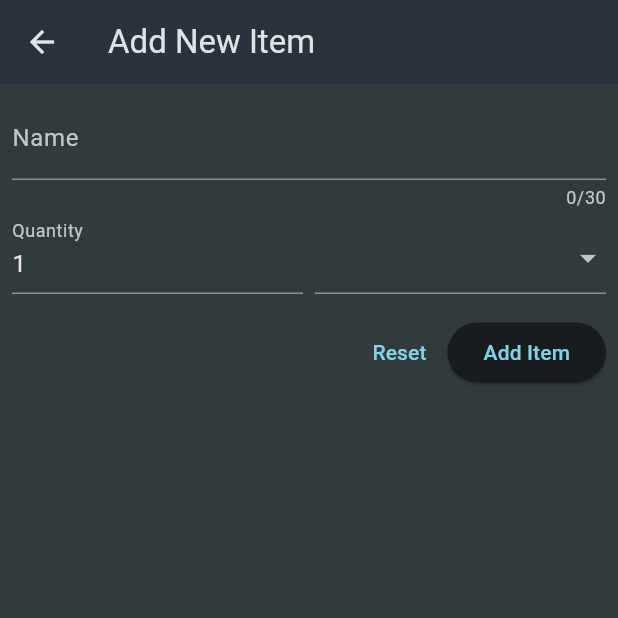
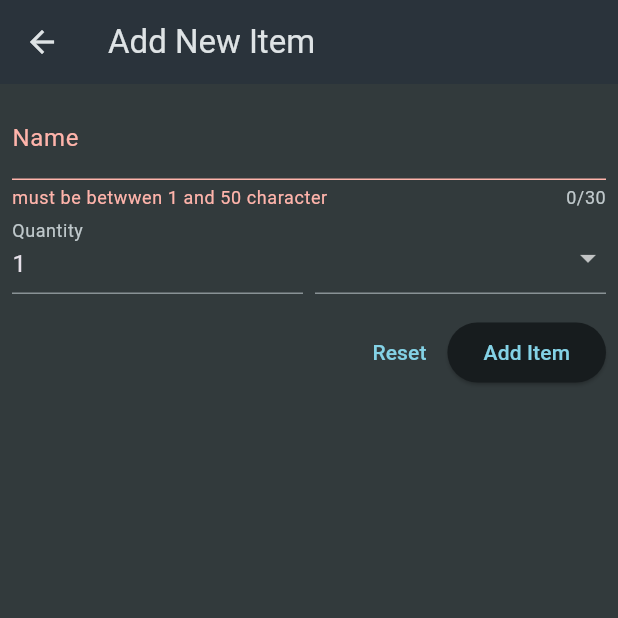
Before and after one commit to Shamimkhan1406/ShoppingList_app, a Flutter app: the NewItem screen opened directly, after a tap on "Add Item", on a phone screen of 412 x 824 dp, the top half of it. Run offline on Flutter 3.47's test engine with Material 3 defaults, Android fonts, the phone set to English and light mode, and no system bars.

Commit message:
getting form access via a global key

```diff
--- a/lib/widgets/new_item.dart
+++ b/lib/widgets/new_item.dart
@@ -9,6 +9,12 @@ class NewItem extends StatefulWidget {
 }
 
 class _NewItemState extends State<NewItem> {
+
+  final _formKey = GlobalKey<FormState>();
+  void _saveItem(){
+    _formKey.currentState!.validate();
+  }
+
   @override
   Widget build(BuildContext context) {
     return Scaffold(
@@ -18,6 +24,7 @@ class _NewItemState extends State<NewItem> {
       body: Padding(
         padding: const EdgeInsets.all(8),
         child: Form(
+          key: _formKey,
             child: Column(
           children: [
             TextFormField(
@@ -43,6 +50,7 @@ class _NewItemState extends State<NewItem> {
                     decoration: const InputDecoration(
                       label: Text('Quantity'),
                     ),
+                    keyboardType: TextInputType.number,
                     initialValue: '1',
                     validator: (value) {
                       if (value == null ||
@@ -91,8 +99,8 @@ class _NewItemState extends State<NewItem> {
             Row(
               mainAxisAlignment: MainAxisAlignment.end,
               children: [
-                TextButton(onPressed: () {}, child: const Text('Reset')),
-                ElevatedButton(onPressed: () {}, child: const Text('Add Item')),
+                TextButton(onPressed: () {_formKey.currentState!.reset();}, child: const Text('Reset')),
+                ElevatedButton(onPressed: _saveItem, child: const Text('Add Item')),
               ],
             )
           ],
```
